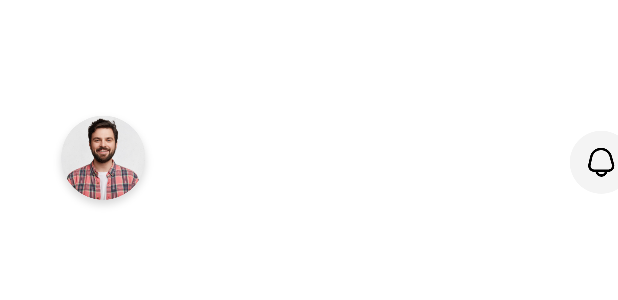
After one commit to carloshenriquefs/ticket-booking, an Android app built with Jetpack Compose: the @Preview function TopBar, on a phone screen of 412 x 824 dp. The commit adds this screen. Shown: the top 300 px of the screen. Run offline under Robolectric (Android 15) with nearby library versions, the phone set to English and light mode, and no system bars; our stand-ins replace constraintlayout-compose.

Commit message:
feat: create top bar in dashboard

```diff
--- /dev/null
+++ b/app/src/main/java/br/com/fiap/ticket/Activities/Dashboard/TopBar.kt
@@ -0,0 +1,90 @@
+package br.com.fiap.ticket.Activities.Dashboard
+
+import androidx.compose.foundation.Image
+import androidx.compose.foundation.clickable
+import androidx.compose.foundation.layout.fillMaxWidth
+import androidx.compose.foundation.layout.padding
+import androidx.compose.foundation.layout.wrapContentHeight
+import androidx.compose.material.Text
+import androidx.compose.runtime.Composable
+import androidx.compose.ui.Modifier
+import androidx.compose.ui.graphics.Color
+import androidx.compose.ui.res.painterResource
+import androidx.compose.ui.res.stringResource
+import androidx.compose.ui.text.font.FontWeight
+import androidx.compose.ui.tooling.preview.Preview
+import androidx.compose.ui.unit.dp
+import androidx.compose.ui.unit.sp
+import androidx.constraintlayout.compose.ConstraintLayout
+import br.com.fiap.ticket.R
+
+@Composable
+@Preview
+fun TopBar() {
+    ConstraintLayout(
+        modifier = Modifier
+            .padding(horizontal = 32.dp)
+            .fillMaxWidth()
+            .wrapContentHeight()
+    ) {
+        val (world, name, profile, notification, title) = createRefs()
+
+        Image(
+            painter = painterResource(R.drawable.world),
+            contentDescription = null,
+            modifier = Modifier
+                .clickable { }
+                .constrainAs(world) {
+                    top.linkTo(parent.top)
+                    bottom.linkTo(parent.bottom)
+                    start.linkTo(parent.start)
+                }
+        )
+
+        Image(
+            painter = painterResource(R.drawable.profile),
+            contentDescription = null,
+            modifier = Modifier
+                .constrainAs(profile) {
+                    top.linkTo(parent.top)
+                    bottom.linkTo(parent.bottom)
+                    start.linkTo(parent.start)
+                }
+        )
+
+        Image(
+            painter = painterResource(R.drawable.bell_icon),
+            contentDescription = null,
+            modifier = Modifier
+                .constrainAs(notification) {
+                    top.linkTo(parent.top)
+                    bottom.linkTo(parent.bottom)
+                    start.linkTo(parent.end)
+                }
+        )
+
+        Text(
+            text = "Alex Johnson",
+            color = Color.White,
+            fontWeight = FontWeight.Bold,
+            fontSize = 14.sp,
+            modifier = Modifier.constrainAs(name) {
+                top.linkTo(parent.top)
+                start.linkTo(profile.end)
+                bottom.linkTo(parent.bottom)
+            }
+        )
+
+        Text(
+            text = stringResource(R.string.dashboard_title),
+            color = Color.White,
+            fontWeight = FontWeight.Bold,
+            fontSize = 25.sp,
+            modifier = Modifier
+                .constrainAs(title) {
+                    top.linkTo(profile.bottom)
+                    bottom.linkTo(parent.bottom)
+                }
+        )
+    }
+}
--- a/app/src/main/res/values/strings.xml
+++ b/app/src/main/res/values/strings.xml
@@ -2,4 +2,5 @@
     <string name="app_name">ticket</string>
     <string name="subtitle_splash">Find an easy way to buy airplane tickets\n
         with just a few click in the application</string>
+    <string name="dashboard_title">Let\'s explore the world \n with us!!!</string>
 </resources>
```
